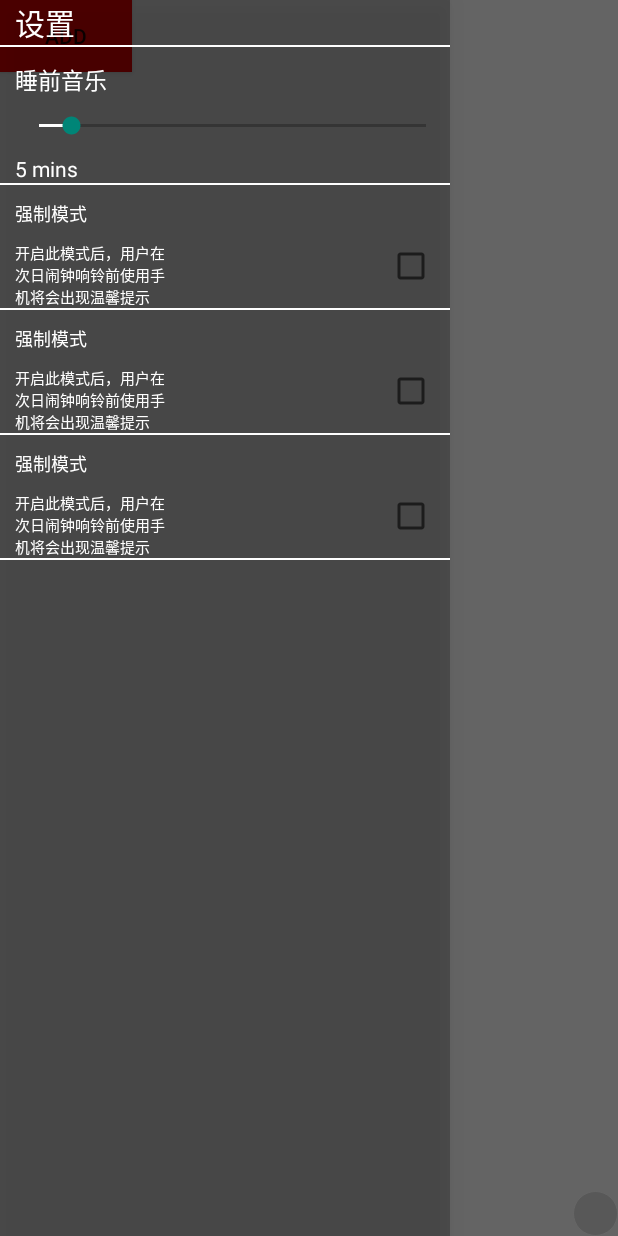
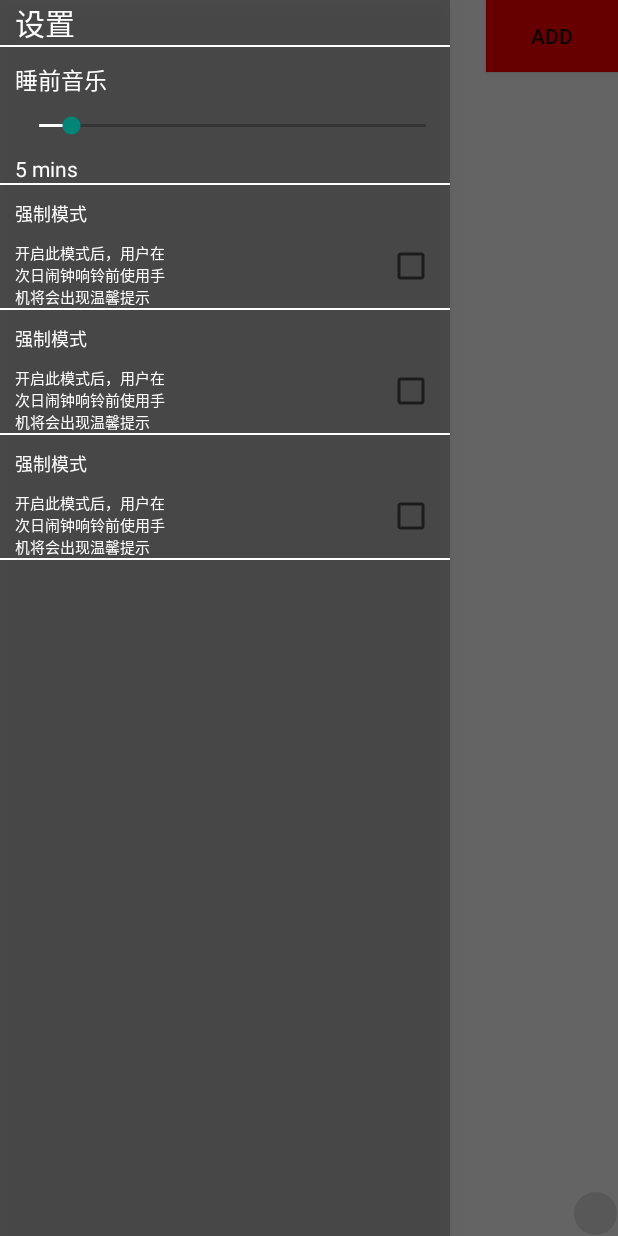
Before and after one commit to tuesda/AlarmAndMusic, an Android app: the screen it shows after launch (MainActivity), with the side drawer open, on a phone screen of 412 x 824 dp. Run offline under Robolectric (Android 15) with nearby library versions, the light colour scheme and no system bars; 13 statements that could not run were skipped.

Commit message:
add edit button in both detail layout and alarms list layout

```diff
--- a/app/src/main/java/com/example/root/otherComponent/AlarmListLayout.java
+++ b/app/src/main/java/com/example/root/otherComponent/AlarmListLayout.java
@@ -17,6 +17,7 @@ import android.view.ViewGroup;
 import android.widget.AbsListView;
 import android.widget.AdapterView;
 import android.widget.Button;
+import android.widget.ImageView;
 import android.widget.ListView;
 import android.widget.RelativeLayout;
 import android.widget.Toast;
@@ -46,6 +47,7 @@ public class AlarmListLayout  implements LoaderManager.LoaderCallbacks<Cursor> {
     private List<AlarmItem> alarms;
     private RelativeLayout alarmListLayout;
     private Button btn_add;
+    private ImageView btnEdit;
     private ListView alarmListV;
     AlarmListAdapter alarmsAdapter;
 
@@ -74,6 +76,7 @@ public class AlarmListLayout  implements LoaderManager.LoaderCallbacks<Cursor> {
     private void init() {
         alarmListLayout = (RelativeLayout) mInflater.inflate(R.layout.alarm_list_layout, null);
         alarmListV = (ListView) alarmListLayout.findViewById(R.id.alarm_list);
+        btnEdit = (ImageView)alarmListLayout.findViewById(R.id.btn_edit);
         ((MainActivity)context).getLoaderManager().initLoader(0, null, this);
 
         alarmListV.setDivider(null);
@@ -183,6 +186,8 @@ public class AlarmListLayout  implements LoaderManager.LoaderCallbacks<Cursor> {
                 AlarmItem alarm = alarms.get(position);
                 Message msg = Message.obtain(alarmsHandler, MainActivity.MESSAGE_START_LANDSCAPE, alarm);
                 msg.sendToTarget();
+//                Log.d("animation", "click time  " + System.currentTimeMillis());
+
             }
         });
 
@@ -199,8 +204,8 @@ public class AlarmListLayout  implements LoaderManager.LoaderCallbacks<Cursor> {
                 deleteBtn.setOnClickListener(new View.OnClickListener() {
                     @Override
                     public void onClick(View view) {
-                        Toast.makeText(context, "delete button clicked id: " + alarmId, Toast.LENGTH_SHORT).show();
-                        context.getContentResolver().delete(AlarmsContentProvider.CONTENT_URI, "_id=?", new String[] {String.valueOf(alarmId)});
+//                        Toast.makeText(context, "delete button clicked id: " + alarmId, Toast.LENGTH_SHORT).show();
+                        context.getContentResolver().delete(AlarmsContentProvider.CONTENT_URI, "_id=?", new String[]{String.valueOf(alarmId)});
                     }
                 });
                 deleteBtnCache.put((RelativeLayout) view, deleteBtn);
@@ -217,6 +222,7 @@ public class AlarmListLayout  implements LoaderManager.LoaderCallbacks<Cursor> {
                 if (!deleteBtnCache.isEmpty()) {
                     for (HashMap.Entry<RelativeLayout, Button> entry : deleteBtnCache.entrySet()) {
                         entry.getKey().removeView(entry.getValue());
+                        deleteBtnCache.remove(entry.getKey());
                     }
                 }
             }
@@ -278,6 +284,12 @@ public class AlarmListLayout  implements LoaderManager.LoaderCallbacks<Cursor> {
         return cursorLoader;
     }
 
+
+    // set the btnEdit onclick listener
+    public void setEditOnClickL(View.OnClickListener listener) {
+        btnEdit.setOnClickListener(listener);
+    }
+
     @Override
     public void onLoadFinished(Loader<Cursor> loader, Cursor cursor) {
         // handle the returned cursor
--- a/app/src/main/res/layout/alarm_list_layout.xml
+++ b/app/src/main/res/layout/alarm_list_layout.xml
@@ -3,9 +3,17 @@
     android:layout_width="match_parent" android:layout_height="match_parent"
     android:background="#f0606060"
     >
+    <ImageView
+        android:layout_marginTop="@dimen/btn_edit_top"
+        android:layout_marginLeft="@dimen/btn_edit_left"
+        android:id="@+id/btn_edit"
+        android:src="@drawable/btn_edit"
+        android:layout_width="@dimen/btn_edit_w"
+        android:layout_height="@dimen/btn_edit_h" />
     <Button
         android:id="@+id/add_alarm"
         android:text="add"
+        android:layout_alignParentRight="true"
         android:background="#ffff0000"
         android:width="40dp"
         android:height="20dp"
```
Also changed, not shown: app/src/main/java/com/example/root/main/alarmandmusic/AlarmsHandler.java (deleted, +0 -14 lines), app/src/main/java/com/example/root/main/alarmandmusic/MainActivity.java (+26 -0 lines), 1 other file.
